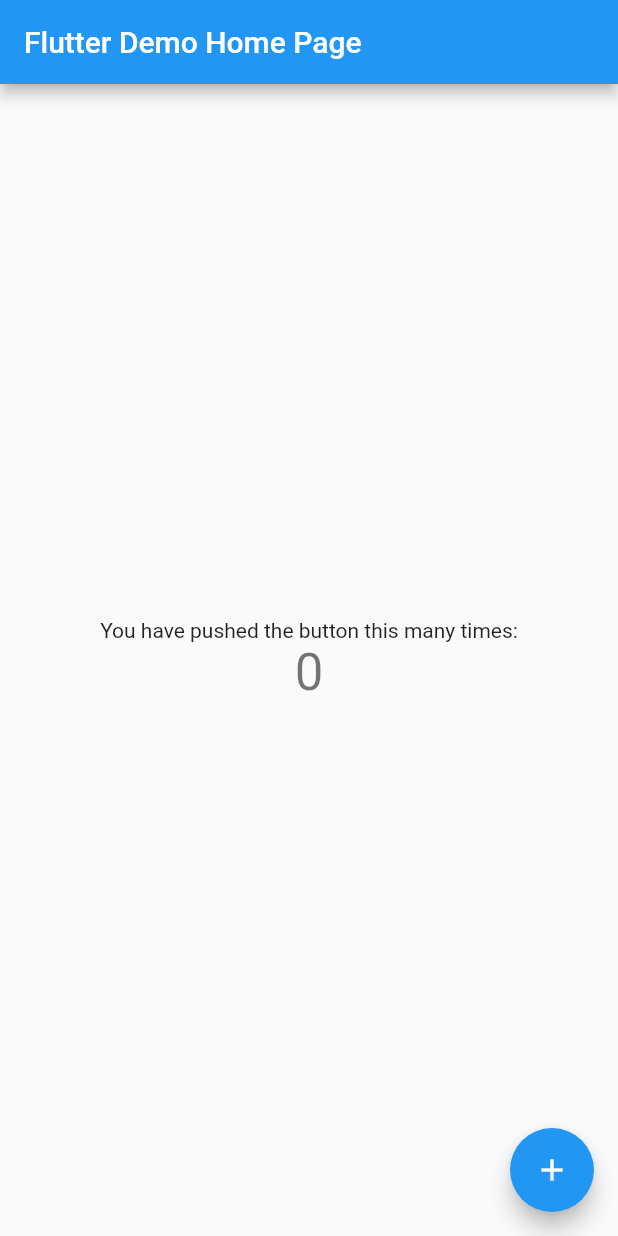
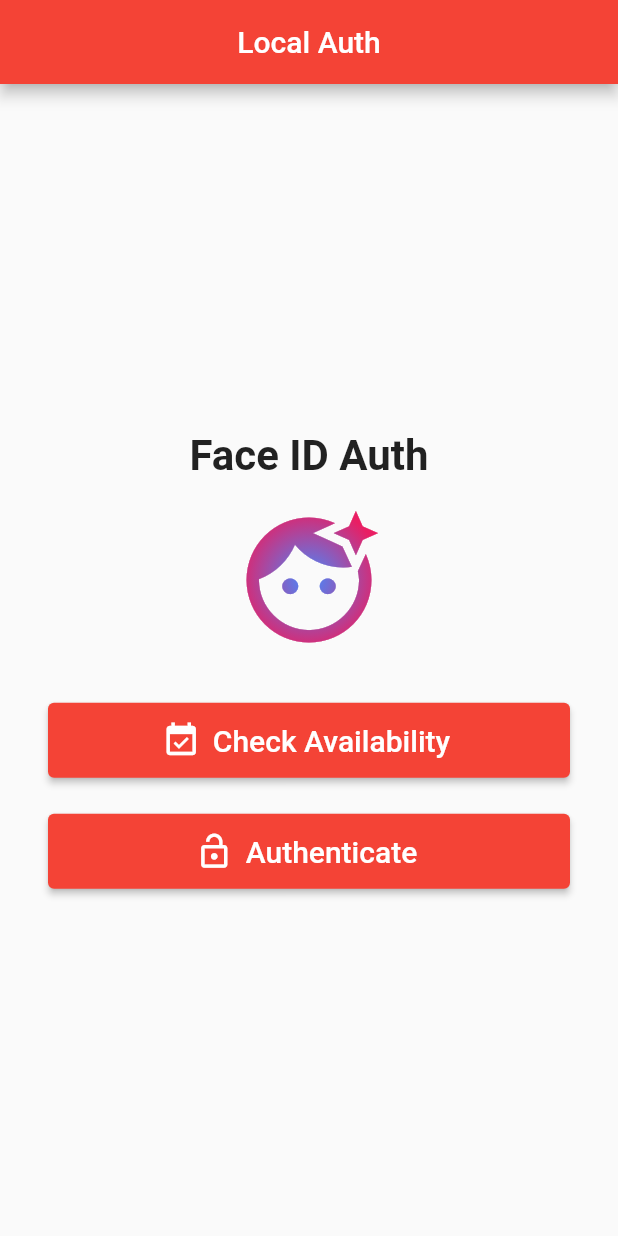
Before and after one commit to Erhabor-Emmanuel/FaceId_LocalAuth, a Flutter app: the screen it shows after launch, on a phone screen of 412 x 824 dp. Run offline on Flutter 3.47's test engine with Material 2 defaults, Android fonts, the phone set to English and light mode, and no system bars; our stand-ins replace local_auth; missing offline and left inert: local_auth_android, local_auth_ios.

Commit message:
LocalAuth FaceID

```diff
--- a/lib/api/local_auth_api.dart
+++ b/lib/api/local_auth_api.dart
@@ -15,7 +15,7 @@
     }
   }
 
-  Future<bool> authenticate() async {
+ Future<bool> authenticate() async {
     final isAvailable = await hasBiometrics();
     try{
       return  await _auth.authenticate(
--- a/lib/main.dart
+++ b/lib/main.dart
@@ -1,115 +1,26 @@
+
+import 'package:faceid_localauth/page/face_page.dart';
 import 'package:flutter/material.dart';
+import 'package:flutter/services.dart';
 
-void main() {
-  runApp(const MyApp());
+Future main() async {
+  WidgetsFlutterBinding.ensureInitialized();
+  await SystemChrome.setPreferredOrientations([
+    DeviceOrientation.portraitUp,
+    DeviceOrientation.portraitDown,
+  ]);
+
+  runApp(MyApp());
 }
 
 class MyApp extends StatelessWidget {
-  const MyApp({super.key});
-
-  // This widget is the root of your application.
-  @override
-  Widget build(BuildContext context) {
-    return MaterialApp(
-      title: 'Flutter Demo',
-      theme: ThemeData(
-        // This is the theme of your application.
-        //
-        // Try running your application with "flutter run". You'll see the
-        // application has a blue toolbar. Then, without quitting the app, try
-        // changing the primarySwatch below to Colors.green and then invoke
-        // "hot reload" (press "r" in the console where you ran "flutter run",
-        // or simply save your changes to "hot reload" in a Flutter IDE).
-        // Notice that the counter didn't reset back to zero; the application
-        // is not restarted.
-        primarySwatch: Colors.blue,
-      ),
-      home: const MyHomePage(title: 'Flutter Demo Home Page'),
-    );
-  }
-}
-
-class MyHomePage extends StatefulWidget {
-  const MyHomePage({super.key, required this.title});
-
-  // This widget is the home page of your application. It is stateful, meaning
-  // that it has a State object (defined below) that contains fields that affect
-  // how it looks.
-
-  // This class is the configuration for the state. It holds the values (in this
-  // case the title) provided by the parent (in this case the App widget) and
-  // used by the build method of the State. Fields in a Widget subclass are
-  // always marked "final".
-
-  final String title;
+  static final String title = 'Local Auth';
 
   @override
-  State<MyHomePage> createState() => _MyHomePageState();
+  Widget build(BuildContext context) => MaterialApp(
+    debugShowCheckedModeBanner: false,
+    title: title,
+    theme: ThemeData(primarySwatch: Colors.red),
+    home: FacePage(),
+  );
 }
-
-class _MyHomePageState extends State<MyHomePage> {
-  int _counter = 0;
-
-  void _incrementCounter() {
-    setState(() {
-      // This call to setState tells the Flutter framework that something has
-      // changed in this State, which causes it to rerun the build method below
-      // so that the display can reflect the updated values. If we changed
-      // _counter without calling setState(), then the build method would not be
-      // called again, and so nothing would appear to happen.
-      _counter++;
-    });
-  }
-
-  @override
-  Widget build(BuildContext context) {
-    // This method is rerun every time setState is called, for instance as done
-    // by the _incrementCounter method above.
-    //
-    // The Flutter framework has been optimized to make rerunning build methods
-    // fast, so that you can just rebuild anything that needs updating rather
-    // than having to individually change instances of widgets.
-    return Scaffold(
-      appBar: AppBar(
-        // Here we take the value from the MyHomePage object that was created by
-        // the App.build method, and use it to set our appbar title.
-        title: Text(widget.title),
-      ),
-      body: Center(
-        // Center is a layout widget. It takes a single child and positions it
-        // in the middle of the parent.
-        child: Column(
-          // Column is also a layout widget. It takes a list of children and
-          // arranges them vertically. By default, it sizes itself to fit its
-          // children horizontally, and tries to be as tall as its parent.
-          //
-          // Invoke "debug painting" (press "p" in the console, choose the
-          // "Toggle Debug Paint" action from the Flutter Inspector in Android
-          // Studio, or the "Toggle Debug Paint" command in Visual Studio Code)
-          // to see the wireframe for each widget.
-          //
-          // Column has various properties to control how it sizes itself and
-          // how it positions its children. Here we use mainAxisAlignment to
-          // center the children vertically; the main axis here is the vertical
-          // axis because Columns are vertical (the cross axis would be
-          // horizontal).
-          mainAxisAlignment: MainAxisAlignment.center,
-          children: <Widget>[
-            const Text(
-              'You have pushed the button this many times:',
-            ),
-            Text(
-              '$_counter',
-              style: Theme.of(context).textTheme.headlineMedium,
-            ),
-          ],
-        ),
-      ),
-      floatingActionButton: FloatingActionButton(
-        onPressed: _incrementCounter,
-        tooltip: 'Increment',
-        child: const Icon(Icons.add),
-      ), // This trailing comma makes auto-formatting nicer for build methods.
-    );
-  }
-}
--- a/lib/page/face_page.dart
+++ b/lib/page/face_page.dart
@@ -0,0 +1,126 @@
+
+import 'package:flutter/material.dart';
+
+import '../api/local_auth_api.dart';
+import '../main.dart';
+import 'home_page.dart';
+
+class FacePage extends StatelessWidget {
+  LocalAuthApi localAuthApi = LocalAuthApi();
+
+  @override
+  Widget build(BuildContext context) => Scaffold(
+    appBar: AppBar(
+      title: Text(MyApp.title),
+      centerTitle: true,
+    ),
+    body: Padding(
+      padding: EdgeInsets.all(32),
+      child: Center(
+        child: Column(
+          mainAxisAlignment: MainAxisAlignment.center,
+          children: [
+            buildHeader(),
+            SizedBox(height: 32),
+            buildAvailability(context),
+            SizedBox(height: 24),
+            buildAuthenticate(context),
+          ],
+        ),
+      ),
+    ),
+  );
+
+  Widget buildAvailability(BuildContext context) => buildButton(
+    text: 'Check Availability',
+    icon: Icons.event_available,
+    onClicked: () async {
+      final isAvailable = await localAuthApi.hasBiometrics();
+
+      showDialog(
+        context: context,
+        builder: (context) => AlertDialog(
+          title: Text('Availability'),
+          content: Column(
+            crossAxisAlignment: CrossAxisAlignment.start,
+            mainAxisSize: MainAxisSize.min,
+            children: [
+              const SizedBox(height: 16),
+              buildText('Biometrics', isAvailable),
+            ],
+          ),
+          actions: [
+            ElevatedButton(
+              onPressed: () => Navigator.of(context).pop(),
+              child: Text('Ok'),
+            )
+          ],
+        ),
+      );
+    },
+  );
+
+  Widget buildText(String text, bool checked) => Container(
+    margin: EdgeInsets.symmetric(vertical: 8),
+    child: Row(
+      children: [
+        checked
+            ? Icon(Icons.check, color: Colors.green, size: 24)
+            : Icon(Icons.close, color: Colors.red, size: 24),
+        const SizedBox(width: 12),
+        Text(text, style: TextStyle(fontSize: 24)),
+      ],
+    ),
+  );
+
+  Widget buildAuthenticate(BuildContext context) => buildButton(
+    text: 'Authenticate',
+    icon: Icons.lock_open,
+    onClicked: () async {
+      final isAuthenticated = await localAuthApi.authenticate();
+
+      if (isAuthenticated) {
+        Navigator.of(context).pushReplacement(
+          MaterialPageRoute(builder: (context) => HomePage()),
+        );
+      }
+    },
+  );
+
+  Widget buildButton({
+    required String text,
+    required IconData icon,
+    required VoidCallback onClicked,
+  }) =>
+      ElevatedButton.icon(
+        style: ElevatedButton.styleFrom(
+          minimumSize: Size.fromHeight(50),
+        ),
+        icon: Icon(icon, size: 26),
+        label: Text(
+          text,
+          style: TextStyle(fontSize: 20),
+        ),
+        onPressed: onClicked,
+      );
+
+  Widget buildHeader() => Column(
+    children: [
+      Text(
+        'Face ID Auth',
+        style: TextStyle(fontSize: 28, fontWeight: FontWeight.bold),
+        textAlign: TextAlign.center,
+      ),
+      SizedBox(height: 16),
+      ShaderMask(
+        shaderCallback: (bounds) {
+          final colors = [Colors.blueAccent, Colors.pink];
+
+          return RadialGradient(colors: colors).createShader(bounds);
+        },
+        child: Icon(Icons.face_retouching_natural,
+            size: 100, color: Colors.white),
+      ),
+    ],
+  );
+}
```
Also changed, not shown: lib/page/home_page.dart (added, +43 -0 lines), 3 other files.
